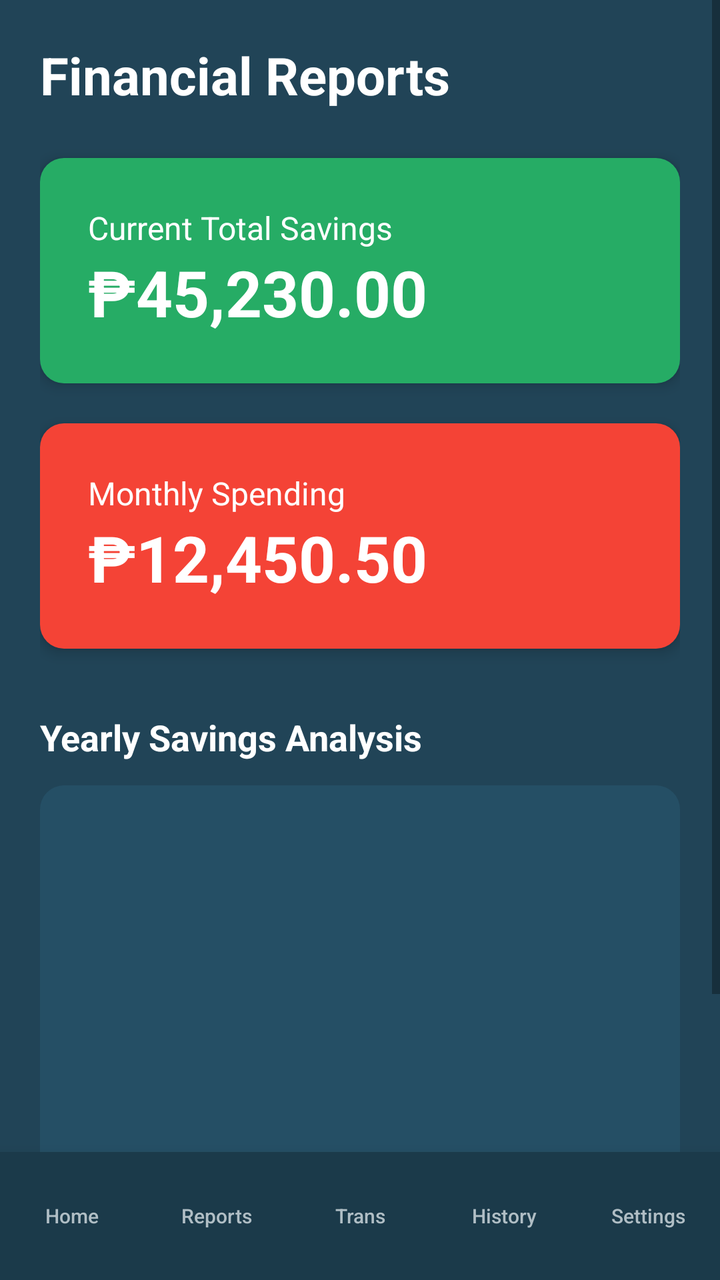
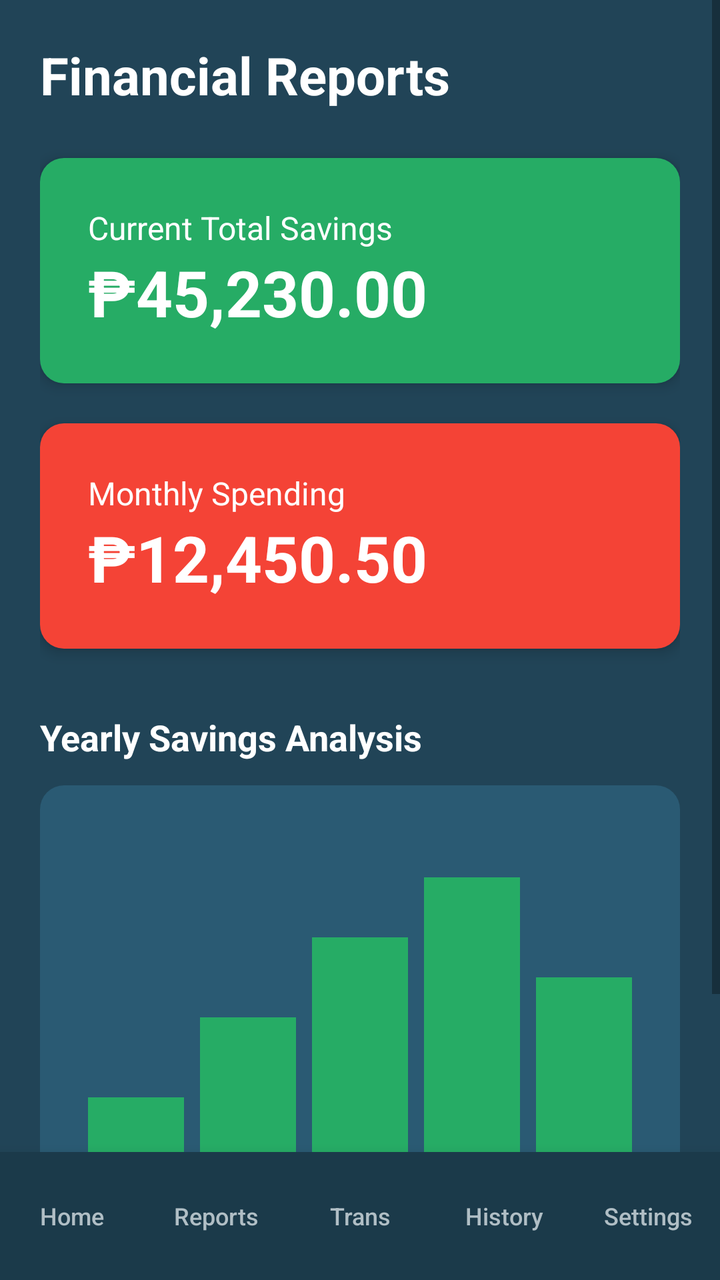

Screens rendered from an Android XML layout before and after an edit, with the pre-edit source and the edit as a unified diff.
<!-- AndroidManifest.xml: application theme Theme.CashGuard -->
<!-- res/layout/activity_reports.xml -->
<?xml version="1.0" encoding="utf-8"?>
<LinearLayout xmlns:android="http://schemas.android.com/apk/res/android"
    android:layout_width="match_parent"
    android:layout_height="match_parent"
    android:background="@color/dark_teal"
    android:orientation="vertical">

    <ScrollView
        android:layout_width="match_parent"
        android:layout_height="0dp"
        android:layout_weight="1">

        <LinearLayout
            android:layout_width="match_parent"
            android:layout_height="wrap_content"
            android:orientation="vertical"
            android:padding="20dp">

            <TextView
                android:layout_width="wrap_content"
                android:layout_height="wrap_content"
                android:text="Financial Reports"
                android:textColor="@color/white"
                android:textSize="26sp"
                android:textStyle="bold"
                android:layout_marginBottom="24dp"/>

            
            <LinearLayout
                android:id="@+id/cardTotalSavings"
                android:layout_width="match_parent"
                android:layout_height="wrap_content"
                android:background="@drawable/bg_rounded_card"
                android:backgroundTint="@color/accent_green"
                android:padding="24dp"
                android:orientation="vertical"
                android:layout_marginBottom="20dp"
                android:elevation="4dp"
                android:clickable="true"
                android:focusable="true">

                <TextView
                    android:layout_width="wrap_content"
                    android:layout_height="wrap_content"
                    android:text="Current Total Savings"
                    android:textColor="@color/white"
                    android:textSize="16sp"/>

                <TextView
                    android:layout_width="wrap_content"
                    android:layout_height="wrap_content"
                    android:text="₱45,230.00"
                    android:textColor="@color/white"
                    android:textSize="32sp"
                    android:textStyle="bold"/>
            </LinearLayout>

            
            <LinearLayout
                android:id="@+id/cardTotalSpending"
                android:layout_width="match_parent"
                android:layout_height="wrap_content"
                android:background="@drawable/bg_rounded_card"
                android:backgroundTint="@color/error_red"
                android:padding="24dp"
                android:orientation="vertical"
                android:layout_marginBottom="32dp"
                android:elevation="4dp"
                android:clickable="true"
                android:focusable="true">

                <TextView
                    android:layout_width="wrap_content"
                    android:layout_height="wrap_content"
                    android:text="Monthly Spending"
                    android:textColor="@color/white"
                    android:textSize="16sp"/>

                <TextView
                    android:layout_width="wrap_content"
                    android:layout_height="wrap_content"
                    android:text="₱12,450.50"
                    android:textColor="@color/white"
                    android:textSize="32sp"
                    android:textStyle="bold"/>
            </LinearLayout>

            
            <TextView
                android:layout_width="wrap_content"
                android:layout_height="wrap_content"
                android:text="Yearly Savings Analysis"
                android:textColor="@color/white"
                android:textSize="18sp"
                android:textStyle="bold"
                android:layout_marginBottom="12dp"/>

            <View
                android:layout_width="match_parent"
                android:layout_height="220dp"
                android:background="@drawable/bg_rounded_card"
                android:alpha="0.5"
                android:layout_marginBottom="16dp"/>

            <LinearLayout
                android:layout_width="match_parent"
                android:layout_height="wrap_content"
                android:orientation="horizontal"
                android:gravity="center">
                <TextView android:layout_width="wrap_content" android:layout_height="wrap_content" android:text="JAN   FEB   MAR   APR   MAY" android:textColor="@color/text_hint" android:textStyle="bold"/>
            </LinearLayout>

        </LinearLayout>
    </ScrollView>

    <include layout="@layout/layout_bottom_nav"/>

</LinearLayout>
<!-- res/layout/layout_bottom_nav.xml (included above) -->
<?xml version="1.0" encoding="utf-8"?>
<LinearLayout xmlns:android="http://schemas.android.com/apk/res/android"
    android:layout_width="match_parent"
    android:layout_height="wrap_content"
    android:background="#1B3A4A"
    android:orientation="horizontal"
    android:paddingTop="8dp"
    android:paddingBottom="8dp"
    android:elevation="12dp">

    <Button
        android:id="@+id/btnNavHome"
        android:layout_width="0dp"
        android:layout_height="wrap_content"
        android:layout_weight="1"
        android:text="Home"
        android:textSize="10sp"
        android:background="@android:color/transparent"
        android:textColor="@color/text_hint"
        android:textAllCaps="false"
        style="?android:attr/borderlessButtonStyle"/>

    <Button
        android:id="@+id/btnNavReports"
        android:layout_width="0dp"
        android:layout_height="wrap_content"
        android:layout_weight="1"
        android:text="Reports"
        android:textSize="10sp"
        android:background="@android:color/transparent"
        android:textColor="@color/text_hint"
        android:textAllCaps="false"
        style="?android:attr/borderlessButtonStyle"/>

    <Button
        android:id="@+id/btnNavTransactions"
        android:layout_width="0dp"
        android:layout_height="wrap_content"
        android:layout_weight="1"
        android:text="Trans"
        android:textSize="10sp"
        android:background="@android:color/transparent"
        android:textColor="@color/text_hint"
        android:textAllCaps="false"
        style="?android:attr/borderlessButtonStyle"/>

    <Button
        android:id="@+id/btnNavHistory"
        android:layout_width="0dp"
        android:layout_height="wrap_content"
        android:layout_weight="1"
        android:text="History"
        android:textSize="10sp"
        android:background="@android:color/transparent"
        android:textColor="@color/text_hint"
        android:textAllCaps="false"
        style="?android:attr/borderlessButtonStyle"/>

    <Button
        android:id="@+id/btnNavSettings"
        android:layout_width="0dp"
        android:layout_height="wrap_content"
        android:layout_weight="1"
        android:text="Settings"
        android:textSize="10sp"
        android:background="@android:color/transparent"
        android:textColor="@color/text_hint"
        android:textAllCaps="false"
        style="?android:attr/borderlessButtonStyle"/>
</LinearLayout>
<!-- resources referenced by this layout -->
<resources>
  <color name="accent_green">#26AC65</color>
  <color name="dark_teal">#214457</color>
  <color name="error_red">#F44336</color>
  <color name="text_hint">#B0BEC5</color>
  <color name="white">#FFFFFF</color>
  <!-- drawable bg_rounded_card (drawable) -->
  <?xml version="1.0" encoding="utf-8"?>
  <shape xmlns:android="http://schemas.android.com/apk/res/android">
      <solid android:color="#2A5A73" />
      <corners android:radius="12dp" />
  </shape>
  <style name="Theme.CashGuard" parent="Theme.AppCompat.DayNight.NoActionBar">
          
          <item name="colorPrimary">@color/dark_teal</item>
          <item name="colorPrimaryDark">@color/black</item>
          <item name="colorAccent">@color/accent_green</item>
  
          
          <item name="android:windowBackground">@color/dark_teal</item>
          <item name="android:statusBarColor">@color/dark_teal</item>
      </style>
  <color name="black">#000000</color>
</resources>

<!-- the commit's change to res/layout/activity_reports.xml (unified diff, before → after) -->
@@ -47,6 +47,7 @@
                     android:textSize="16sp"/>
 
                 <TextView
+                    android:id="@+id/tvTotalSavingsValue"
                     android:layout_width="wrap_content"
                     android:layout_height="wrap_content"
                     android:text="₱45,230.00"
@@ -77,6 +78,7 @@
                     android:textSize="16sp"/>
 
                 <TextView
+                    android:id="@+id/tvTotalSpendingValue"
                     android:layout_width="wrap_content"
                     android:layout_height="wrap_content"
                     android:text="₱12,450.50"
@@ -95,12 +97,56 @@
                 android:textStyle="bold"
                 android:layout_marginBottom="12dp"/>
 
-            <View
+            <LinearLayout
                 android:layout_width="match_parent"
                 android:layout_height="220dp"
                 android:background="@drawable/bg_rounded_card"
-                android:alpha="0.5"
-                android:layout_marginBottom="16dp"/>
+                android:orientation="horizontal"
+                android:padding="24dp"
+                android:gravity="bottom"
+                android:layout_marginBottom="16dp">
+
+                
+                <View
+                    android:id="@+id/barJan"
+                    android:layout_width="0dp"
+                    android:layout_height="40dp"
+                    android:layout_weight="1"
+                    android:layout_marginEnd="8dp"
+                    android:background="@color/accent_green"/>
+                
+                <View
+                    android:id="@+id/barFeb"
+                    android:layout_width="0dp"
+                    android:layout_height="80dp"
+                    android:layout_weight="1"
+                    android:layout_marginEnd="8dp"
+                    android:background="@color/accent_green"/>
+                
+                <View
+                    android:id="@+id/barMar"
+                    android:layout_width="0dp"
+                    android:layout_height="120dp"
+                    android:layout_weight="1"
+                    android:layout_marginEnd="8dp"
+                    android:background="@color/accent_green"/>
+                
+                <View
+                    android:id="@+id/barApr"
+                    android:layout_width="0dp"
+                    android:layout_height="150dp"
+                    android:layout_weight="1"
+                    android:layout_marginEnd="8dp"
+                    android:background="@color/accent_green"/>
+                
+                <View
+                    android:id="@+id/barMay"
+                    android:layout_width="0dp"
+                    android:layout_height="100dp"
+                    android:layout_weight="1"
+                    android:background="@color/accent_green"/>
+
+            </LinearLayout>
 
             <LinearLayout
                 android:layout_width="match_parent"
@@ -133,7 +179,7 @@
         android:layout_height="wrap_content"
         android:layout_weight="1"
         android:text="Home"
-        android:textSize="10sp"
+        android:textSize="12sp"
         android:background="@android:color/transparent"
         android:textColor="@color/text_hint"
         android:textAllCaps="false"
@@ -145,7 +191,7 @@
         android:layout_height="wrap_content"
         android:layout_weight="1"
         android:text="Reports"
-        android:textSize="10sp"
+        android:textSize="12sp"
         android:background="@android:color/transparent"
         android:textColor="@color/text_hint"
         android:textAllCaps="false"
@@ -157,7 +203,7 @@
         android:layout_height="wrap_content"
         android:layout_weight="1"
         android:text="Trans"
-        android:textSize="10sp"
+        android:textSize="12sp"
         android:background="@android:color/transparent"
         android:textColor="@color/text_hint"
         android:textAllCaps="false"
@@ -169,7 +215,7 @@
         android:layout_height="wrap_content"
         android:layout_weight="1"
         android:text="History"
-        android:textSize="10sp"
+        android:textSize="12sp"
         android:background="@android:color/transparent"
         android:textColor="@color/text_hint"
         android:textAllCaps="false"
@@ -181,7 +227,7 @@
         android:layout_height="wrap_content"
         android:layout_weight="1"
         android:text="Settings"
-        android:textSize="10sp"
+        android:textSize="12sp"
         android:background="@android:color/transparent"
         android:textColor="@color/text_hint"
         android:textAllCaps="false"
